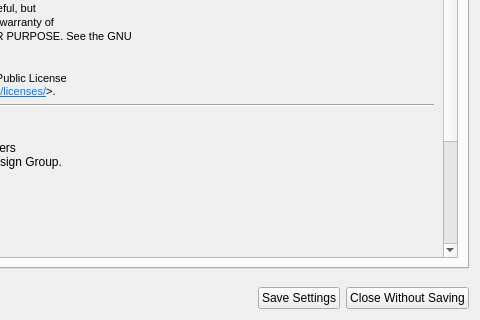
Above: setupwidget.ui from xiluembo/atsumari before the change; both pictures show x 370 to 850 and y 167 to 487 of the 850 by 487 pixel window. Below: the same form after it.
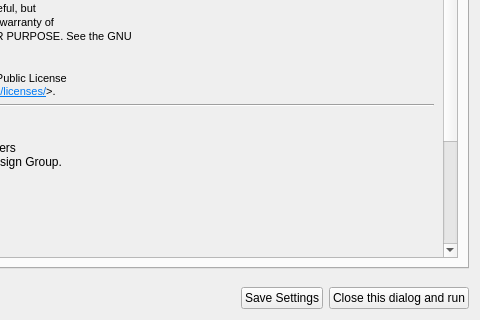
That is the form after the change. The open tabs and pages were chosen to show the change. Icons and pictures are not drawn.

Commit message: Change naming and icon of the "close and run" button.

The edit to the form file:
```diff
--- a/setupwidget.ui
+++ b/setupwidget.ui
@@ -885,7 +885,7 @@
         <locale language="English" country="UnitedStates"/>
        </property>
        <property name="text">
-        <string>Close Without Saving</string>
+        <string>Close this dialog and run</string>
        </property>
       </widget>
      </item>
```
Left out of the diff: 2 changed lines with no effect on the pictures. The commit also changes 1 other file.
